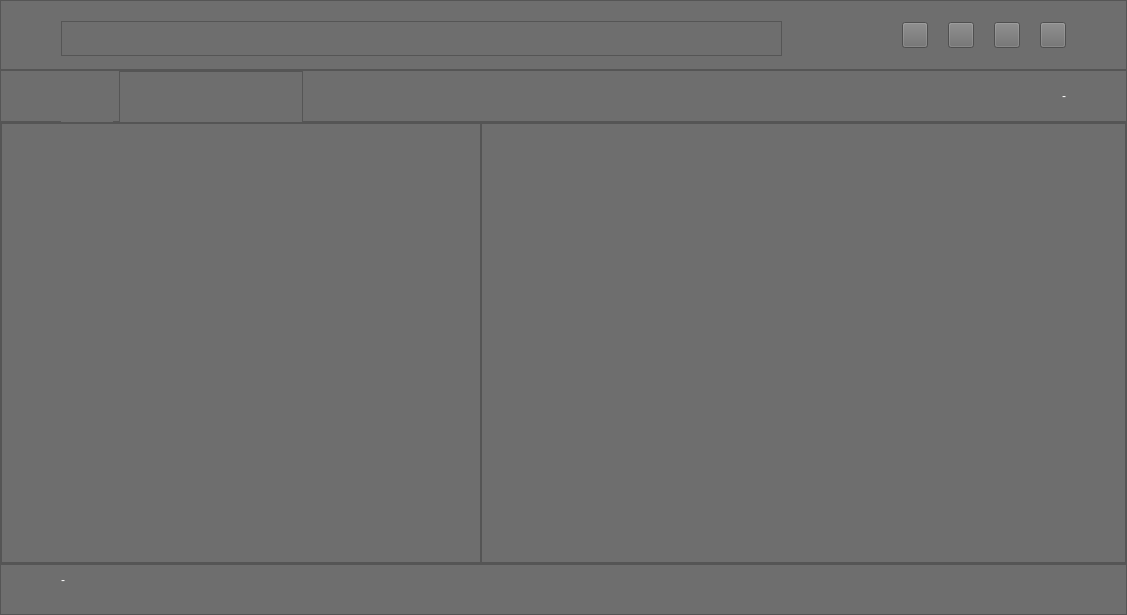
Old version of the form CaX/widget/queuelistwindow.ui in the repository fsest4u/CaX_03.
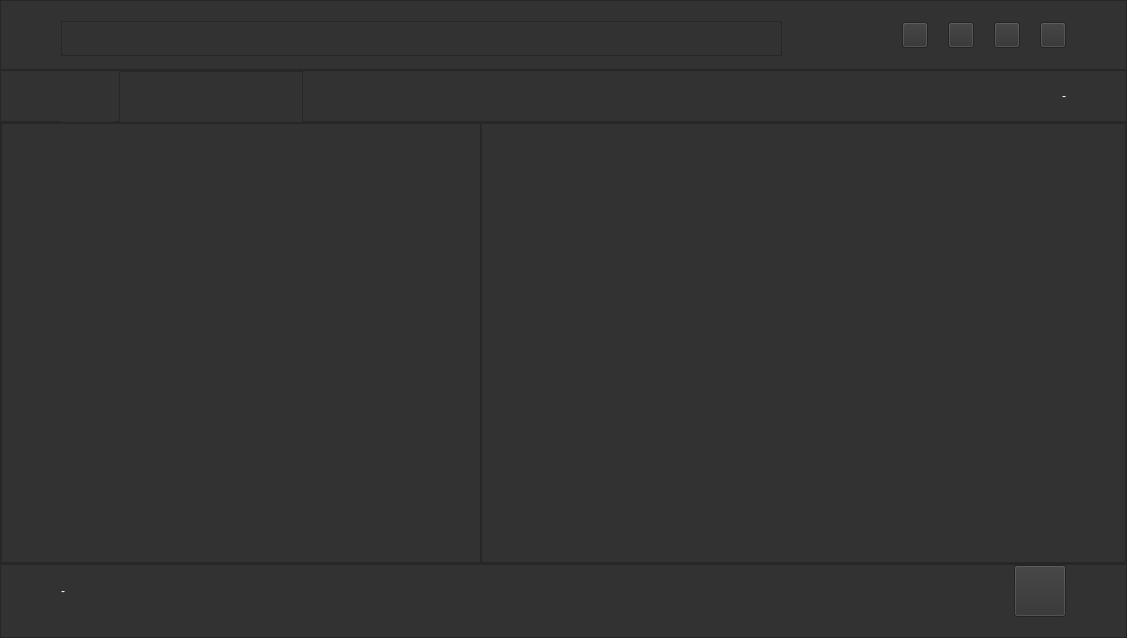
New version of the form. Icons and pictures are not drawn.

Diff of the .ui file:
```diff
--- a/CaX/widget/queuelistwindow.ui
+++ b/CaX/widget/queuelistwindow.ui
@@ -7,7 +7,7 @@
     <x>0</x>
     <y>0</y>
     <width>1127</width>
-    <height>610</height>
+    <height>615</height>
    </rect>
   </property>
   <property name="windowTitle">
@@ -21,7 +21,7 @@
 }
 QWidget
 {
-	background-color: rgb(110, 110, 110);
+	background-color: rgb(50, 50, 50);
 }</string>
   </property>
   <layout class="QVBoxLayout" name="verticalLayout">
@@ -642,7 +642,7 @@
          <string notr="true"/>
         </property>
         <property name="text">
-         <string> </string>
+         <string/>
         </property>
        </widget>
       </item>
@@ -659,6 +659,37 @@
         </property>
        </spacer>
       </item>
+      <item>
+       <widget class="QPushButton" name="btnMenu">
+        <property name="minimumSize">
+         <size>
+          <width>52</width>
+          <height>52</height>
+         </size>
+        </property>
+        <property name="maximumSize">
+         <size>
+          <width>52</width>
+          <height>52</height>
+         </size>
+        </property>
+        <property name="styleSheet">
+         <string notr="true">QPushButton
+{
+  border-image: url(&quot;:/resource/top-btn52-menu2-n.png&quot;);
+}
+
+QPushButton:hover
+{
+  border-image: url(&quot;:/resource/top-btn52-menu2-h.png&quot;);
+}
+QPushButton::menu-indicator
+{
+	image:none;
+}</string>
+        </property>
+       </widget>
+      </item>
      </layout>
     </widget>
    </item>
```
